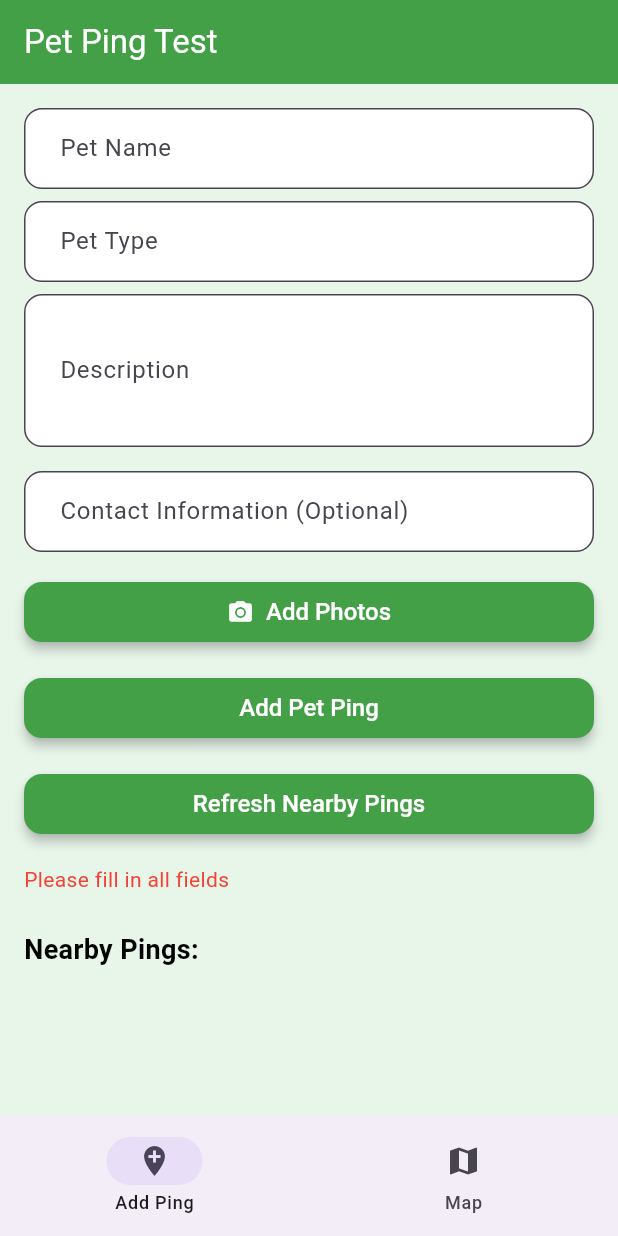
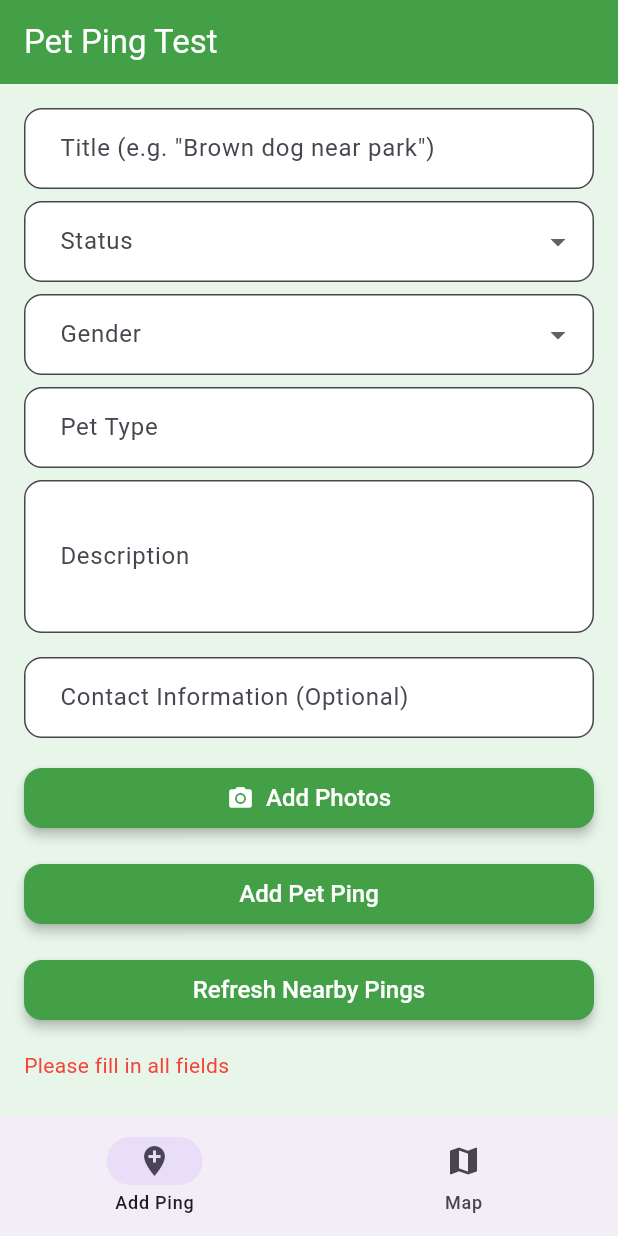
Before and after one commit to ahsanbulbul/petty, a Flutter app: the screen it shows once a user with an empty profile is signed in, after a tap on "Add Pet Ping", on a phone screen of 412 x 824 dp. Run offline on Flutter 3.47's test engine with Material 3 defaults, Android fonts, the phone set to English and light mode, and no system bars; our stand-ins replace app_links, flutter_map, flutter_riverpod, geolocator, image_picker, latlong2 and 2 more; accounts and stored records are empty.

Commit message:
ui changes to match schema change

```diff
--- a/petty_app/lib/features/lost_pets/data/repositories/supabase_pet_ping_repository.dart
+++ b/petty_app/lib/features/lost_pets/data/repositories/supabase_pet_ping_repository.dart
@@ -14,8 +14,9 @@ class SupabasePetPingRepository implements PetPingRepository {
     try {
       // Prepare data for insertion
       final data = {
-        'pet_name': ping.petName,
-        'pet_type': ping.petType,
+  'title': ping.title,
+  'pet_type': ping.petType,
+  'gender': ping.gender,
         'description': ping.description,
         'location': 'SRID=4326;POINT(${ping.location.longitude} ${ping.location.latitude})',
         'is_lost': ping.isLost,
@@ -159,8 +160,9 @@ class SupabasePetPingRepository implements PetPingRepository {
     final response = await _client
         .from('pet_pings')
         .update({
-          'pet_name': ping.petName,
+          'title': ping.title,
           'pet_type': ping.petType,
+          'gender': ping.gender,
           'description': ping.description,
           'location': 'SRID=4326;POINT(${ping.location.longitude} ${ping.location.latitude})',
           'is_lost': ping.isLost,
--- a/petty_app/lib/features/lost_pets/domain/entities/pet_ping.dart
+++ b/petty_app/lib/features/lost_pets/domain/entities/pet_ping.dart
@@ -4,10 +4,12 @@ import 'dart:convert';
 
 class PetPing {
   final String id;
-  final String petName;
+  final String title; // Renamed from petName
   final String petType;
   final String description;
   final LatLng location;
+  final String? area; // UI only, not stored in DB
+  final String? gender; // male/female
   final DateTime timestamp;
   final bool isLost; // true for lost, false for found
   final List<Uint8List>? images;
@@ -15,10 +17,12 @@ class PetPing {
 
   PetPing({
     required this.id,
-    required this.petName,
+    required this.title,
     required this.petType,
     required this.description,
     required this.location,
+    this.area,
+    this.gender,
     required this.timestamp,
     required this.isLost,
     this.images,
@@ -29,13 +33,14 @@ class PetPing {
   Map<String, dynamic> toJson() {
     return {
       'id': id,
-      'petName': petName,
+      'title': title,
       'petType': petType,
       'description': description,
       'location': {
         'latitude': location.latitude,
         'longitude': location.longitude,
       },
+      'gender': gender,
       'timestamp': timestamp.toIso8601String(),
       'isLost': isLost,
       // Convert images to base64 for storage
@@ -102,11 +107,9 @@ class PetPing {
 
   factory PetPing.fromJson(Map<String, dynamic> json) {
     print('Processing JSON: $json');
-
     // Handle Supabase PostGIS point format
     LatLng location;
     var locationData = json['location'];
-
     try {
       if (locationData is String) {
         print('Raw JSON for location: $locationData');
@@ -147,13 +150,18 @@ class PetPing {
       rethrow;
     }
 
+    // Area is a UI-only field, not stored in DB, so we try to get it from JSON if present, else null
+    String? area = json['area'];
+    String? gender = json['gender'];
 
     return PetPing(
       id: json['id'] ?? '',
-      petName: json['pet_name'] ?? json['petName'],
+      title: json['title'] ?? json['petName'] ?? json['pet_name'],
       petType: json['pet_type'] ?? json['petType'],
       description: json['description'],
       location: location,
+      area: area,
+      gender: gender,
       timestamp: DateTime.parse(json['ping_timestamp'] ?? json['timestamp'] ?? DateTime.now().toIso8601String()),
       isLost: json['is_lost'] ?? json['isLost'],
       images: json['images'] != null
@@ -161,7 +169,7 @@ class PetPing {
             (json['images'] as List).map((img) => _parseImageData(img)).where((img) => img != null)
           )
     : json['image_data'] != null  // For backward compatibility
-          ? [_parseImageData(json['image_data'])!].where((img) => img != null).toList()
+      ? [_parseImageData(json['image_data'])!]
       : null,
       contactInfo: json['contact_info'] ?? json['contactInfo'],
     );
@@ -170,10 +178,12 @@ class PetPing {
   // Copy with method for creating copies with some changes
   PetPing copyWith({
     String? id,
-    String? petName,
+    String? title,
     String? petType,
     String? description,
     LatLng? location,
+    String? area,
+    String? gender,
     DateTime? timestamp,
     bool? isLost,
     List<Uint8List>? images,
@@ -181,10 +191,12 @@ class PetPing {
   }) {
     return PetPing(
       id: id ?? this.id,
-      petName: petName ?? this.petName,
+      title: title ?? this.title,
       petType: petType ?? this.petType,
       description: description ?? this.description,
       location: location ?? this.location,
+      area: area ?? this.area,
+      gender: gender ?? this.gender,
       timestamp: timestamp ?? this.timestamp,
       isLost: isLost ?? this.isLost,
       images: images ?? this.images,
--- a/petty_app/lib/features/lost_pets/presentation/pages/ping_test_screen.dart
+++ b/petty_app/lib/features/lost_pets/presentation/pages/ping_test_screen.dart
@@ -15,7 +15,9 @@ class PingTestScreen extends ConsumerStatefulWidget {
 
 class _PingTestScreenState extends ConsumerState<PingTestScreen> {
   final LocationService _locationService = LocationService();
-  final TextEditingController _petNameController = TextEditingController();
+  final TextEditingController _titleController = TextEditingController();
+  String? _selectedGender;
+  String? _selectedStatus; // 'lost' or 'found'
   final TextEditingController _petTypeController = TextEditingController();
   final TextEditingController _descriptionController = TextEditingController();
   final TextEditingController _contactInfoController = TextEditingController();
@@ -58,7 +60,7 @@ class _PingTestScreenState extends ConsumerState<PingTestScreen> {
 
   @override
   void dispose() {
-    _petNameController.dispose();
+  _titleController.dispose();
     _petTypeController.dispose();
     _descriptionController.dispose();
     _contactInfoController.dispose();
@@ -66,9 +68,11 @@ class _PingTestScreenState extends ConsumerState<PingTestScreen> {
   }
 
   Future<void> _addNewPing() async {
-    if (_petNameController.text.isEmpty ||
+  if (_titleController.text.isEmpty ||
     _petTypeController.text.isEmpty ||
-        _descriptionController.text.isEmpty) {
+    _descriptionController.text.isEmpty ||
+    _selectedGender == null ||
+    _selectedStatus == null) {
       setState(() {
         _error = 'Please fill in all fields';
       });
@@ -85,12 +89,13 @@ class _PingTestScreenState extends ConsumerState<PingTestScreen> {
 
       final newPing = PetPing(
         id: '', // Will be generated by Supabase
-        petName: _petNameController.text,
+        title: _titleController.text,
         petType: _petTypeController.text,
         description: _descriptionController.text,
         location: location,
+        gender: _selectedGender,
         timestamp: DateTime.now(),
-        isLost: true,
+        isLost: _selectedStatus == 'lost',
         images: _selectedImages.isNotEmpty ? _selectedImages : null,
         contactInfo: _contactInfoController.text.isNotEmpty ? _contactInfoController.text : null,
       );
@@ -107,11 +112,13 @@ class _PingTestScreenState extends ConsumerState<PingTestScreen> {
 
       // Clear form
       setState(() {
-        _petNameController.clear();
+        _titleController.clear();
         _petTypeController.clear();
         _descriptionController.clear();
         _contactInfoController.clear();
         _selectedImages.clear();
+        _selectedGender = null;
+        _selectedStatus = null;
       });
 
       // Refresh nearby pings
@@ -181,8 +188,36 @@ class _PingTestScreenState extends ConsumerState<PingTestScreen> {
           children: [
             // Add new ping form
             TextField(
-              controller: _petNameController,
-              decoration: const InputDecoration(labelText: 'Pet Name'),
+              controller: _titleController,
+              decoration: const InputDecoration(labelText: 'Title (e.g. "Brown dog near park")'),
+            ),
+            const SizedBox(height: 8),
+            DropdownButtonFormField<String>(
+              value: _selectedStatus,
+              decoration: const InputDecoration(labelText: 'Status'),
+              items: const [
+                DropdownMenuItem(value: 'lost', child: Text('Lost')),
+                DropdownMenuItem(value: 'found', child: Text('Found')),
+              ],
+              onChanged: (value) {
+                setState(() {
+                  _selectedStatus = value;
+                });
+              },
+            ),
+            const SizedBox(height: 8),
+            DropdownButtonFormField<String>(
+              value: _selectedGender,
+              decoration: const InputDecoration(labelText: 'Gender'),
+              items: const [
+                DropdownMenuItem(value: 'male', child: Text('Male')),
+                DropdownMenuItem(value: 'female', child: Text('Female')),
+              ],
+              onChanged: (value) {
+                setState(() {
+                  _selectedGender = value;
+                });
+              },
             ),
             const SizedBox(height: 8),
             TextField(
@@ -298,7 +333,7 @@ class _PingTestScreenState extends ConsumerState<PingTestScreen> {
                   crossAxisAlignment: CrossAxisAlignment.start,
                   children: [
                       Text(
-                      ping.petName,
+                        ping.title,
                         style: const TextStyle(
                           fontSize: 16,
                           fontWeight: FontWeight.bold,
--- a/petty_app/lib/features/lost_pets/presentation/screens/map_screen.dart
+++ b/petty_app/lib/features/lost_pets/presentation/screens/map_screen.dart
@@ -117,11 +117,11 @@ class _MapScreenState extends ConsumerState<MapScreen> {
                       ),
                     ),
                   for (final ping in nearbyPings)
-                    PetMarker(
-                      point: ping.location,
-                      isLost: ping.isLost,
-                      petName: ping.petName,
-                      onTap: () => _showPetDetails(context, ping),
+                      PetMarker(
+                        point: ping.location,
+                        isLost: ping.isLost,
+                        title: ping.title,
+                        onTap: () => _showPetDetails(context, ping),
                     ),
                 ],
               ),
@@ -211,8 +211,8 @@ class _MapScreenState extends ConsumerState<MapScreen> {
                   ),
                   const SizedBox(width: 8),
                   Expanded(
-                    child: Text(
-                      ping.petName,
+                        child: Text(
+                          ping.title,
                       style: Theme.of(context).textTheme.titleLarge,
                     ),
                   ),
--- a/petty_app/lib/features/lost_pets/presentation/screens/pet_detail_screen.dart
+++ b/petty_app/lib/features/lost_pets/presentation/screens/pet_detail_screen.dart
@@ -112,7 +112,7 @@ class PetDetailScreen extends StatelessWidget {
   Widget build(BuildContext context) {
     return Scaffold(
       appBar: AppBar(
-        title: Text(pet.petName),
+        title: Text(pet.title),
         backgroundColor: pet.isLost ? Colors.red.shade100 : Colors.green.shade100,
       ),
       body: SingleChildScrollView(
@@ -164,6 +164,15 @@ class PetDetailScreen extends StatelessWidget {
                     pet.petType,
                     Icons.pets,
                   ),
+                  if (pet.gender != null && pet.gender!.isNotEmpty) ...[
+                    const SizedBox(height: 16),
+                    _buildInfoSection(
+                      context,
+                      'Gender',
+                      pet.gender![0].toUpperCase() + pet.gender!.substring(1),
+                      Icons.transgender,
+                    ),
+                  ],
                   const SizedBox(height: 16),
                   _buildInfoSection(
                     context,
--- a/petty_app/lib/features/lost_pets/presentation/widgets/pet_marker.dart
+++ b/petty_app/lib/features/lost_pets/presentation/widgets/pet_marker.dart
@@ -6,7 +6,7 @@ class PetMarker extends Marker {
   PetMarker({
     required LatLng point,
     required bool isLost,
-    required String petName,
+  required String title,
     required VoidCallback onTap,
   }) : super(
           point: point,
@@ -31,7 +31,7 @@ class PetMarker extends Marker {
                       borderRadius: BorderRadius.circular(4),
                     ),
                     child: Text(
-                      petName,
+                      title,
                       style: TextStyle(
                         fontSize: 10,
                         color: isLost ? Colors.red : Colors.green,
```
Lines whose indentation alone changed are shown as unchanged.
